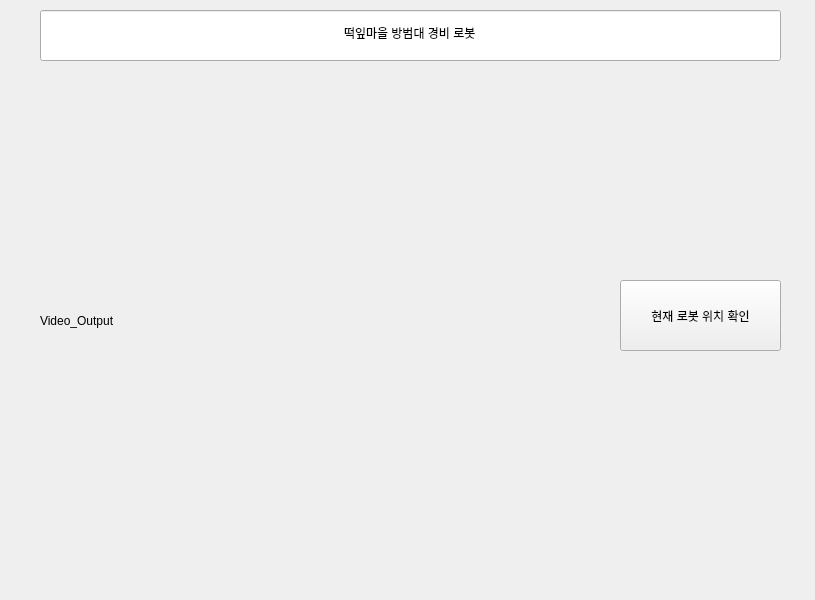
Qt form qt_gui/qt_project/mainwindow.ui (excelsior19999/KCCI_Team_1) before a commit.
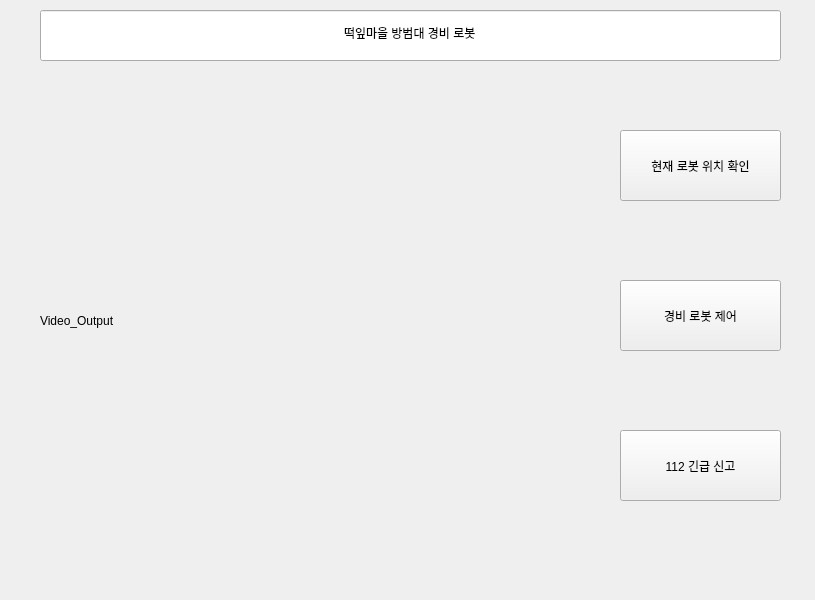
The same form after that commit. Custom widgets are drawn as their Qt base class.

Patch:
```diff
--- a/qt_gui/qt_project/mainwindow.ui
+++ b/qt_gui/qt_project/mainwindow.ui
@@ -18,7 +18,7 @@
     <property name="geometry">
      <rect>
       <x>620</x>
-      <y>280</y>
+      <y>130</y>
       <width>161</width>
       <height>71</height>
      </rect>
@@ -68,6 +68,38 @@
      <string>Video_Output</string>
     </property>
    </widget>
+   <widget class="QPushButton" name="pushButton_2">
+    <property name="geometry">
+     <rect>
+      <x>620</x>
+      <y>280</y>
+      <width>161</width>
+      <height>71</height>
+     </rect>
+    </property>
+    <property name="mouseTracking">
+     <bool>false</bool>
+    </property>
+    <property name="text">
+     <string>경비 로봇 제어</string>
+    </property>
+   </widget>
+   <widget class="QPushButton" name="pushButton_3">
+    <property name="geometry">
+     <rect>
+      <x>620</x>
+      <y>430</y>
+      <width>161</width>
+      <height>71</height>
+     </rect>
+    </property>
+    <property name="mouseTracking">
+     <bool>false</bool>
+    </property>
+    <property name="text">
+     <string>112 긴급 신고</string>
+    </property>
+   </widget>
   </widget>
   <widget class="QMenuBar" name="menubar">
    <property name="geometry">
```
